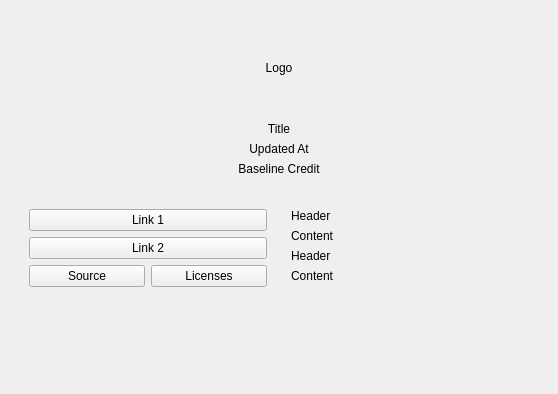
Before: the Qt Designer form ui/settings-about.ui in WarpshotCoH/sunrise-launcher, drawn with Qt 5.
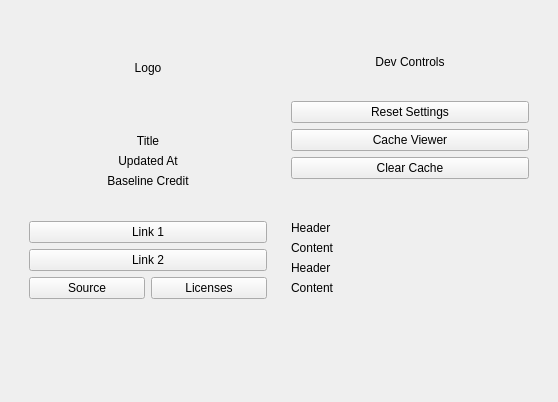
After: the same form once the commit is applied.

Commit message: Dev mode and handle unsafe access to settings

Patch:
```diff
--- a/ui/settings-about.ui
+++ b/ui/settings-about.ui
@@ -7,7 +7,7 @@
     <x>0</x>
     <y>0</y>
     <width>558</width>
-    <height>394</height>
+    <height>402</height>
    </rect>
   </property>
   <property name="windowTitle">
@@ -22,52 +22,8 @@
        <verstretch>0</verstretch>
       </sizepolicy>
      </property>
-     <layout class="QVBoxLayout" name="verticalLayout">
-      <item alignment="Qt::AlignHCenter">
-       <widget class="QLabel" name="logo">
-        <property name="sizePolicy">
-         <sizepolicy hsizetype="Fixed" vsizetype="Fixed">
-          <horstretch>0</horstretch>
-          <verstretch>0</verstretch>
-         </sizepolicy>
-        </property>
-        <property name="minimumSize">
-         <size>
-          <width>96</width>
-          <height>96</height>
-         </size>
-        </property>
-        <property name="maximumSize">
-         <size>
-          <width>96</width>
-          <height>96</height>
-         </size>
-        </property>
-        <property name="text">
-         <string>Logo</string>
-        </property>
-        <property name="alignment">
-         <set>Qt::AlignCenter</set>
-        </property>
-       </widget>
-      </item>
-      <item>
-       <widget class="QLabel" name="title">
-        <property name="sizePolicy">
-         <sizepolicy hsizetype="Expanding" vsizetype="Maximum">
-          <horstretch>0</horstretch>
-          <verstretch>0</verstretch>
-         </sizepolicy>
-        </property>
-        <property name="text">
-         <string>Title</string>
-        </property>
-        <property name="alignment">
-         <set>Qt::AlignCenter</set>
-        </property>
-       </widget>
-      </item>
-      <item>
+     <layout class="QGridLayout" name="gridLayout_3">
+      <item row="4" column="0">
        <widget class="QLabel" name="updatedAt">
         <property name="sizePolicy">
          <sizepolicy hsizetype="Expanding" vsizetype="Maximum">
@@ -83,7 +39,23 @@
         </property>
        </widget>
       </item>
-      <item>
+      <item row="3" column="0">
+       <widget class="QLabel" name="title">
+        <property name="sizePolicy">
+         <sizepolicy hsizetype="Expanding" vsizetype="Maximum">
+          <horstretch>0</horstretch>
+          <verstretch>0</verstretch>
+         </sizepolicy>
+        </property>
+        <property name="text">
+         <string>Title</string>
+        </property>
+        <property name="alignment">
+         <set>Qt::AlignCenter</set>
+        </property>
+       </widget>
+      </item>
+      <item row="5" column="0">
        <widget class="QLabel" name="baseCredit">
         <property name="sizePolicy">
          <sizepolicy hsizetype="Expanding" vsizetype="Maximum">
@@ -99,6 +71,86 @@
         </property>
        </widget>
       </item>
+      <item row="0" column="0" alignment="Qt::AlignHCenter">
+       <widget class="QLabel" name="logo">
+        <property name="sizePolicy">
+         <sizepolicy hsizetype="Fixed" vsizetype="Fixed">
+          <horstretch>0</horstretch>
+          <verstretch>0</verstretch>
+         </sizepolicy>
+        </property>
+        <property name="minimumSize">
+         <size>
+          <width>96</width>
+          <height>96</height>
+         </size>
+        </property>
+        <property name="maximumSize">
+         <size>
+          <width>96</width>
+          <height>96</height>
+         </size>
+        </property>
+        <property name="text">
+         <string>Logo</string>
+        </property>
+        <property name="alignment">
+         <set>Qt::AlignCenter</set>
+        </property>
+       </widget>
+      </item>
+      <item row="0" column="1" rowspan="6">
+       <widget class="QWidget" name="devControls" native="true">
+        <property name="enabled">
+         <bool>true</bool>
+        </property>
+        <property name="sizePolicy">
+         <sizepolicy hsizetype="Expanding" vsizetype="Expanding">
+          <horstretch>0</horstretch>
+          <verstretch>0</verstretch>
+         </sizepolicy>
+        </property>
+        <property name="minimumSize">
+         <size>
+          <width>50</width>
+          <height>50</height>
+         </size>
+        </property>
+        <layout class="QVBoxLayout" name="verticalLayout">
+         <item>
+          <widget class="QLabel" name="devControlTitle">
+           <property name="text">
+            <string>Dev Controls</string>
+           </property>
+           <property name="alignment">
+            <set>Qt::AlignCenter</set>
+           </property>
+          </widget>
+         </item>
+         <item>
+          <widget class="QPushButton" name="resetSettings">
+           <property name="text">
+            <string>Reset Settings</string>
+           </property>
+          </widget>
+         </item>
+         <item>
+          <widget class="QPushButton" name="cacheViewer">
+           <property name="text">
+            <string>Cache Viewer</string>
+           </property>
+          </widget>
+         </item>
+         <item>
+          <widget class="QPushButton" name="clearCache">
+           <property name="text">
+            <string>Clear Cache</string>
+           </property>
+          </widget>
+         </item>
+        </layout>
+       </widget>
+      </item>
      </layout>
     </widget>
    </item>
```
The commit also changes 9 other files.
